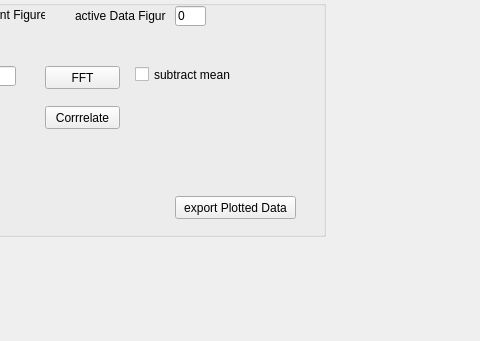
Old version of the form diag.ui in the repository FlorianFetzer/PyPlotter; both pictures show x 415 to 895 and y 444 to 785 of the 1121 by 785 pixel window.
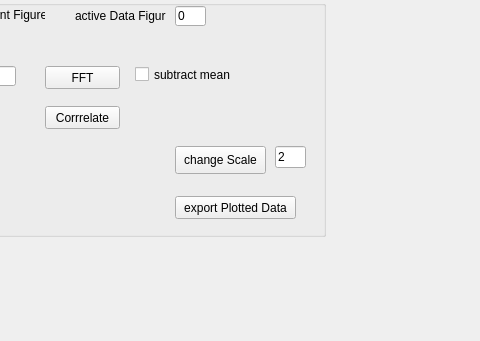
New version of the form.

```diff
--- a/diag.ui
+++ b/diag.ui
@@ -571,6 +571,32 @@
      <string>Corrrelate</string>
     </property>
    </widget>
+   <widget class="QPushButton" name="Log_PB">
+    <property name="geometry">
+     <rect>
+      <x>580</x>
+      <y>160</y>
+      <width>91</width>
+      <height>28</height>
+     </rect>
+    </property>
+    <property name="text">
+     <string>change Scale</string>
+    </property>
+   </widget>
+   <widget class="QLineEdit" name="ax_scale_edit">
+    <property name="geometry">
+     <rect>
+      <x>680</x>
+      <y>160</y>
+      <width>31</width>
+      <height>22</height>
+     </rect>
+    </property>
+    <property name="text">
+     <string>2</string>
+    </property>
+   </widget>
   </widget>
   <widget class="QTextBrowser" name="textBrowser">
    <property name="geometry">
```
